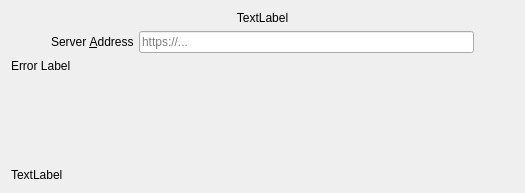
First picture: the form in src/wizard/owncloudsetupnocredspage.ui, repository nextcloud/desktop, before the edit.
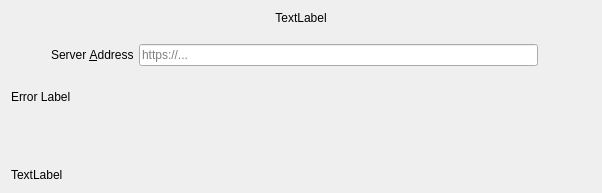
Second picture: the form after the edit. Custom widgets are drawn as their Qt base class.

Commit message:
Show an indicator if the url is encrypted or not in connection wizard.
Fixes bug #1350

What changed in the file:
```diff
--- a/src/wizard/owncloudsetupnocredspage.ui
+++ b/src/wizard/owncloudsetupnocredspage.ui
@@ -6,7 +6,7 @@
    <rect>
     <x>0</x>
     <y>0</y>
-    <width>525</width>
+    <width>602</width>
     <height>193</height>
    </rect>
   </property>
@@ -19,8 +19,8 @@
   <property name="windowTitle">
    <string>Form</string>
   </property>
-  <layout class="QVBoxLayout" name="verticalLayout">
-   <item>
+  <layout class="QGridLayout" name="gridLayout">
+   <item row="0" column="0">
     <widget class="QLabel" name="topLabel">
      <property name="sizePolicy">
       <sizepolicy hsizetype="Preferred" vsizetype="Fixed">
@@ -39,8 +39,8 @@
      </property>
     </widget>
    </item>
-   <item>
-    <layout class="QHBoxLayout" name="horizontalLayout">
+   <item row="1" column="0">
+    <layout class="QHBoxLayout" name="horizontalLayout_2">
      <item>
       <spacer name="horizontalSpacer">
        <property name="orientation">
@@ -58,6 +58,26 @@
       </spacer>
      </item>
      <item>
+      <layout class="QVBoxLayout" name="verticalLayout">
+       <item>
+        <spacer name="verticalSpacer_2">
+         <property name="orientation">
+          <enum>Qt::Vertical</enum>
+         </property>
+         <property name="sizeType">
+          <enum>QSizePolicy::Minimum</enum>
+         </property>
+         <property name="sizeHint" stdset="0">
+          <size>
+           <width>20</width>
+           <height>13</height>
+          </size>
+         </property>
+        </spacer>
+       </item>
+       <item>
+        <layout class="QHBoxLayout" name="horizontalLayout">
+         <item>
       <widget class="QLabel" name="label_2">
        <property name="text">
         <string>Server &amp;Address</string>
@@ -83,6 +103,33 @@
        </property>
       </widget>
      </item>
+        </layout>
+       </item>
+       <item>
+        <spacer name="verticalSpacer_3">
+         <property name="orientation">
+          <enum>Qt::Vertical</enum>
+         </property>
+         <property name="sizeType">
+          <enum>QSizePolicy::Minimum</enum>
+         </property>
+         <property name="sizeHint" stdset="0">
+          <size>
+           <width>20</width>
+           <height>18</height>
+          </size>
+         </property>
+        </spacer>
+       </item>
+      </layout>
+     </item>
+     <item>
+      <widget class="QLabel" name="urlLabel">
+       <property name="text">
+        <string/>
+       </property>
+      </widget>
+     </item>
      <item>
       <spacer name="horizontalSpacer_2">
        <property name="orientation">
@@ -101,7 +148,7 @@
      </item>
     </layout>
    </item>
-   <item>
+   <item row="2" column="0">
     <widget class="QLabel" name="errorLabel">
      <property name="sizePolicy">
       <sizepolicy hsizetype="MinimumExpanding" vsizetype="Maximum">
@@ -114,7 +161,7 @@
      </property>
     </widget>
    </item>
-   <item>
+   <item row="3" column="0">
     <spacer name="verticalSpacer">
      <property name="orientation">
       <enum>Qt::Vertical</enum>
@@ -127,14 +174,14 @@
      </property>
     </spacer>
    </item>
-   <item>
+   <item row="4" column="0">
     <layout class="QHBoxLayout" name="resultLayout">
      <property name="spacing">
       <number>0</number>
      </property>
     </layout>
    </item>
-   <item>
+   <item row="5" column="0">
     <widget class="QLabel" name="bottomLabel">
      <property name="text">
       <string>TextLabel</string>
@@ -142,6 +189,14 @@
     </widget>
    </item>
   </layout>
+  <zorder>topLabel</zorder>
+  <zorder>errorLabel</zorder>
+  <zorder>bottomLabel</zorder>
+  <zorder>label</zorder>
+  <zorder>verticalSpacer</zorder>
+  <zorder>verticalSpacer_2</zorder>
+  <zorder>verticalSpacer_3</zorder>
+  <zorder>urlLabel</zorder>
  </widget>
  <customwidgets>
   <customwidget>
```
Lines whose indentation alone changed are shown as unchanged. The commit also changes 2 other files.
